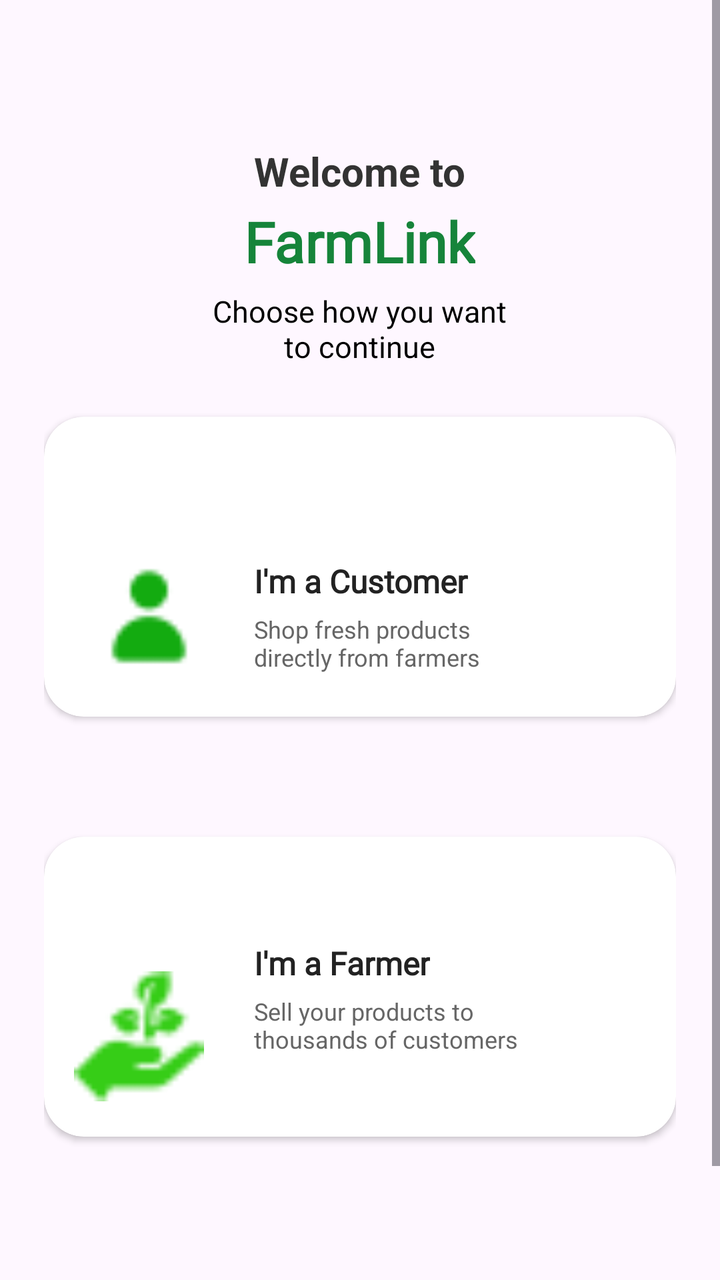
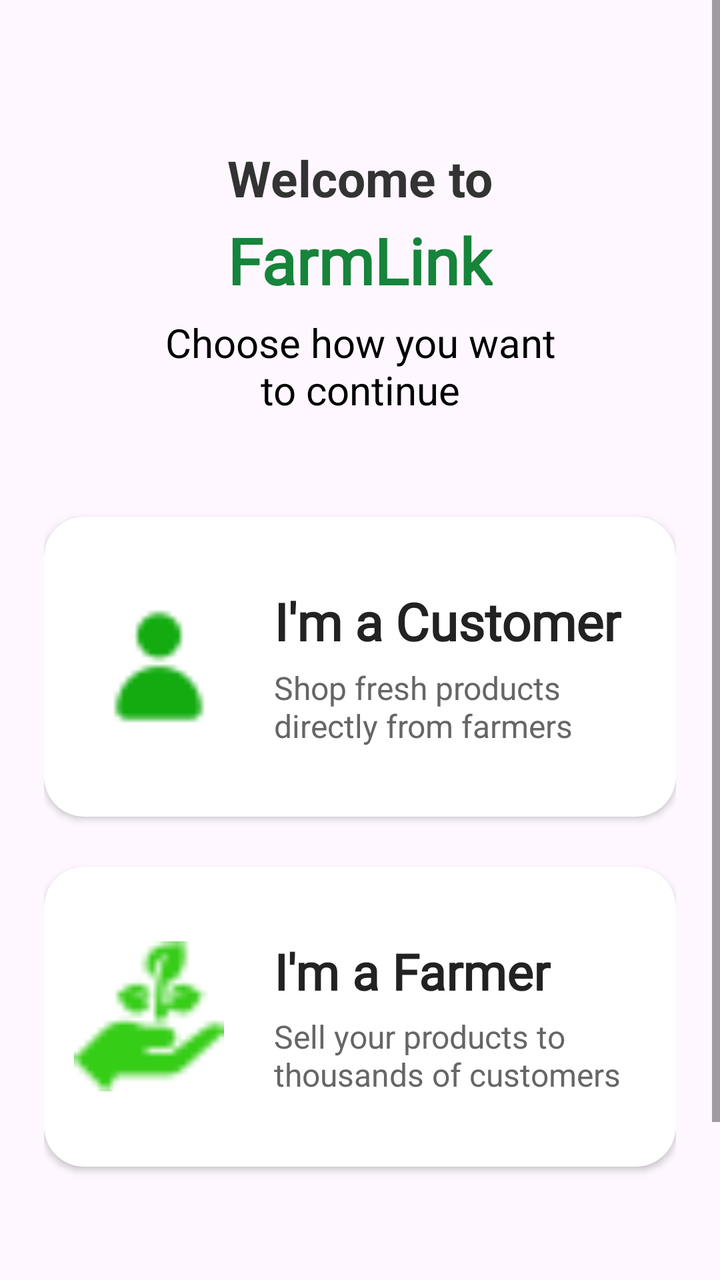

Before-and-after screenshots of an Android layout around one commit, followed by the original layout XML and the change that was made.
<!-- AndroidManifest.xml: application theme Theme.FarmLink -->
<!-- res/layout/activity_role_selection.xml -->
<?xml version="1.0" encoding="utf-8"?>
<ScrollView
    xmlns:android="http://schemas.android.com/apk/res/android"
    xmlns:app="http://schemas.android.com/apk/res-auto"
    xmlns:tools="http://schemas.android.com/tools"
    android:id="@+id/main"
    android:layout_width="match_parent"
    android:layout_height="match_parent"
    tools:context=".role_selection_Activity">

    <LinearLayout
        android:layout_width="match_parent"
        android:layout_height="wrap_content"
        android:orientation="vertical"
        android:padding="22dp"
        android:gravity="center_horizontal">

        <Space
            android:layout_width="match_parent"
            android:layout_height="50dp" />

        <TextView
            android:layout_width="wrap_content"
            android:layout_height="wrap_content"
            android:text="Welcome to"
            android:textSize="20sp"
            android:textStyle="bold"
            android:textColor="#333333" />

        <TextView
            android:layout_width="wrap_content"
            android:layout_height="wrap_content"
            android:text="FarmLink"
            android:fontFamily="@font/abril_fatface"
            android:textSize="28sp"
            android:textStyle="bold"
            android:textColor="#16843A"
            android:layout_marginTop="3dp" />

        <TextView
            android:layout_width="wrap_content"
            android:layout_height="wrap_content"
            android:text="Choose how you want\nto continue"
            android:textSize="15sp"
            android:gravity="center"
            android:textColor="#000000"
            android:layout_marginTop="6dp" />

        <androidx.cardview.widget.CardView
            android:layout_width="match_parent"
            android:layout_height="wrap_content"
            android:id="@+id/cvCustomerCard"
            app:cardCornerRadius="20dp"
            android:elevation="2dp"
            android:padding="15dp"
            android:layout_gravity="center"
            android:layout_marginTop="25dp">

         <LinearLayout
            android:id="@+id/customerCard"
            android:layout_width="match_parent"
            android:layout_height="125dp"
            android:orientation="horizontal"
            android:gravity="center_vertical"
            android:padding="15dp"
             android:layout_gravity="center"
            android:layout_marginTop="25dp">

            <ImageView
                android:layout_width="65dp"
                android:layout_height="65dp"
                android:src="@drawable/custmor"
                android:paddingLeft="10sp"
                android:contentDescription="Customer" />

            <LinearLayout
                android:layout_width="0dp"
                android:layout_height="wrap_content"
                android:layout_weight="1"
                android:orientation="vertical"
                android:paddingStart="25dp">

                <TextView
                    android:layout_width="wrap_content"
                    android:layout_height="wrap_content"
                    android:text="I'm a Customer"
                    android:textSize="16sp"
                    android:textStyle="bold"
                    android:id="@+id/tvCustomerCardText"
                    android:textColor="#222222"
                    android:fontFamily="@font/abril_fatface"
                    />

                <TextView
                    android:layout_width="wrap_content"
                    android:layout_height="wrap_content"
                    android:text="Shop fresh products\ndirectly from farmers"
                    android:textSize="12sp"
                    android:textColor="#666666"
                    android:layout_marginTop="5dp" />



            </LinearLayout>

         </LinearLayout>

        </androidx.cardview.widget.CardView>

        <Space
            android:layout_width="match_parent"
            android:layout_height="35dp" />

        <androidx.cardview.widget.CardView
            android:layout_width="match_parent"
            android:layout_height="wrap_content"
            android:id="@+id/cvFarmerCard"
            app:cardCornerRadius="20dp"
            android:elevation="2dp"
            android:padding="15dp"
            android:layout_gravity="center"
            android:layout_marginTop="25dp">
        <LinearLayout
        android:id="@+id/farmerCard"
        android:layout_width="match_parent"
        android:layout_height="125dp"
        android:orientation="horizontal"
        android:gravity="center_vertical"
        android:padding="15dp"
        android:layout_gravity="center"
        android:layout_marginTop="25dp">

        <ImageView
        android:layout_width="65dp"
        android:layout_height="65dp"
        android:src="@drawable/farmer"
        android:contentDescription="Farmer" />

        <LinearLayout
            android:layout_width="0dp"
            android:layout_height="wrap_content"
            android:layout_weight="1"
            android:orientation="vertical"
            android:paddingStart="25dp">

            <TextView
                android:layout_width="wrap_content"
                android:layout_height="wrap_content"
                android:fontFamily="@font/abril_fatface"
                android:text="I'm a Farmer"
                android:id="@+id/tvFarmerCardText"
                android:textColor="#222222"
                android:textSize="16sp"
                android:textStyle="bold" />

            <TextView
                android:layout_width="wrap_content"
                android:layout_height="wrap_content"
                android:text="Sell your products to\nthousands of customers"
                android:textSize="12sp"
                android:textColor="#666666"
                android:layout_marginTop="5dp" />

            <Space
                android:layout_width="match_parent"
                android:layout_height="55dp" />

            <TextView
                android:layout_width="wrap_content"
                android:layout_height="wrap_content"
                android:text="By continuing, you agree to our"
                android:textSize="11sp"
                android:textColor="#000000" />

            <TextView
                android:layout_width="wrap_content"
                android:layout_height="wrap_content"
                android:text="Terms &amp; Conditions and Privacy Policy"
                android:textSize="11sp"
                android:textStyle="bold"
                android:textColor="#16843A"
                android:layout_marginTop="3dp" />

        </LinearLayout>

    </LinearLayout>
        </androidx.cardview.widget.CardView>

        <Space
            android:layout_width="match_parent"
            android:layout_height="80dp" />

        <TextView
            android:layout_width="wrap_content"
            android:layout_height="wrap_content"
            android:text="By continuing, you agree to our"
            android:textSize="11sp"
            android:textColor="#000000" />

        <TextView
            android:layout_width="wrap_content"
            android:layout_height="wrap_content"
            android:text="Terms &amp; Conditions and Privacy Policy"
            android:textSize="11sp"
            android:textStyle="bold"
            android:textColor="#16843A"
            android:layout_marginTop="3dp" />


</LinearLayout>

</ScrollView>
<!-- resources referenced by this layout -->
<resources>
  <!-- drawable custmor: png bitmap (drawable, 544 bytes) -->
  <!-- drawable farmer: png bitmap (drawable, 892 bytes) -->
  <style name="Theme.FarmLink" parent="Base.Theme.FarmLink" />
  <style name="Base.Theme.FarmLink" parent="Theme.Material3.DayNight.NoActionBar">
          
          
      </style>
</resources>

<!-- the commit's change to res/layout/activity_role_selection.xml (unified diff, before → after) -->
@@ -23,7 +23,7 @@
             android:layout_width="wrap_content"
             android:layout_height="wrap_content"
             android:text="Welcome to"
-            android:textSize="20sp"
+            android:textSize="25sp"
             android:textStyle="bold"
             android:textColor="#333333" />
 
@@ -32,7 +32,7 @@
             android:layout_height="wrap_content"
             android:text="FarmLink"
             android:fontFamily="@font/abril_fatface"
-            android:textSize="28sp"
+            android:textSize="32sp"
             android:textStyle="bold"
             android:textColor="#16843A"
             android:layout_marginTop="3dp" />
@@ -41,98 +41,91 @@
             android:layout_width="wrap_content"
             android:layout_height="wrap_content"
             android:text="Choose how you want\nto continue"
-            android:textSize="15sp"
+            android:textSize="20sp"
             android:gravity="center"
             android:textColor="#000000"
             android:layout_marginTop="6dp" />
 
         <androidx.cardview.widget.CardView
             android:layout_width="match_parent"
-            android:layout_height="wrap_content"
+            android:layout_height="150dp"
             android:id="@+id/cvCustomerCard"
+            app:cardCornerRadius="20dp"
+            android:elevation="2dp"
+            android:padding="15dp"
+            android:layout_gravity="center"
+            android:layout_marginTop="50dp">
+
+            <LinearLayout
+                android:layout_width="match_parent"
+                android:layout_height="match_parent"
+                android:gravity="center"
+                android:orientation="horizontal"
+                android:padding="15dp"
+                >
+
+                <ImageView
+                    android:layout_width="75dp"
+                    android:layout_height="75dp"
+                    android:contentDescription="Customer"
+                    android:paddingLeft="10sp"
+                    android:src="@drawable/custmor" />
+
+                <LinearLayout
+                    android:layout_width="0dp"
+                    android:layout_height="wrap_content"
+                    android:layout_weight="1"
+                    android:orientation="vertical"
+                    android:paddingStart="25dp">
+
+                    <TextView
+                        android:id="@+id/tvCustomerCardText"
+                        android:layout_width="wrap_content"
+                        android:layout_height="wrap_content"
+                        android:fontFamily="@font/abril_fatface"
+                        android:text="I'm a Customer"
+                        android:textColor="#222222"
+                        android:textSize="26sp"
+                        android:textStyle="bold" />
+
+                    <TextView
+                        android:layout_width="wrap_content"
+                        android:layout_height="wrap_content"
+                        android:layout_marginTop="5dp"
+                        android:text="Shop fresh products\ndirectly from farmers"
+                        android:textColor="#666666"
+                        android:textSize="16sp" />
+
+
+                </LinearLayout>
+
+            </LinearLayout>
+
+        </androidx.cardview.widget.CardView>
+
+
+        <androidx.cardview.widget.CardView
+            android:layout_width="match_parent"
+            android:layout_height="150dp"
+            android:id="@+id/cvFarmerCard"
             app:cardCornerRadius="20dp"
             android:elevation="2dp"
             android:padding="15dp"
             android:layout_gravity="center"
             android:layout_marginTop="25dp">
 
-         <LinearLayout
-            android:id="@+id/customerCard"
-            android:layout_width="match_parent"
-            android:layout_height="125dp"
-            android:orientation="horizontal"
-            android:gravity="center_vertical"
-            android:padding="15dp"
-             android:layout_gravity="center"
-            android:layout_marginTop="25dp">
 
-            <ImageView
-                android:layout_width="65dp"
-                android:layout_height="65dp"
-                android:src="@drawable/custmor"
-                android:paddingLeft="10sp"
-                android:contentDescription="Customer" />
-
-            <LinearLayout
-                android:layout_width="0dp"
-                android:layout_height="wrap_content"
-                android:layout_weight="1"
-                android:orientation="vertical"
-                android:paddingStart="25dp">
-
-                <TextView
-                    android:layout_width="wrap_content"
-                    android:layout_height="wrap_content"
-                    android:text="I'm a Customer"
-                    android:textSize="16sp"
-                    android:textStyle="bold"
-                    android:id="@+id/tvCustomerCardText"
-                    android:textColor="#222222"
-                    android:fontFamily="@font/abril_fatface"
-                    />
-
-                <TextView
-                    android:layout_width="wrap_content"
-                    android:layout_height="wrap_content"
-                    android:text="Shop fresh products\ndirectly from farmers"
-                    android:textSize="12sp"
-                    android:textColor="#666666"
-                    android:layout_marginTop="5dp" />
-
-
-
-            </LinearLayout>
-
-         </LinearLayout>
-
-        </androidx.cardview.widget.CardView>
-
-        <Space
-            android:layout_width="match_parent"
-            android:layout_height="35dp" />
-
-        <androidx.cardview.widget.CardView
-            android:layout_width="match_parent"
-            android:layout_height="wrap_content"
-            android:id="@+id/cvFarmerCard"
-            app:cardCornerRadius="20dp"
-            android:elevation="2dp"
-            android:padding="15dp"
-            android:layout_gravity="center"
-            android:layout_marginTop="25dp">
         <LinearLayout
-        android:id="@+id/farmerCard"
         android:layout_width="match_parent"
-        android:layout_height="125dp"
+        android:layout_height="match_parent"
         android:orientation="horizontal"
-        android:gravity="center_vertical"
+        android:gravity="center"
         android:padding="15dp"
-        android:layout_gravity="center"
-        android:layout_marginTop="25dp">
+        >
 
         <ImageView
-        android:layout_width="65dp"
-        android:layout_height="65dp"
+        android:layout_width="75dp"
+        android:layout_height="75dp"
         android:src="@drawable/farmer"
         android:contentDescription="Farmer" />
 
@@ -150,36 +143,17 @@
                 android:text="I'm a Farmer"
                 android:id="@+id/tvFarmerCardText"
                 android:textColor="#222222"
-                android:textSize="16sp"
+                android:textSize="25sp"
                 android:textStyle="bold" />
 
             <TextView
                 android:layout_width="wrap_content"
                 android:layout_height="wrap_content"
                 android:text="Sell your products to\nthousands of customers"
-                android:textSize="12sp"
+                android:textSize="16sp"
                 android:textColor="#666666"
                 android:layout_marginTop="5dp" />
 
-            <Space
-                android:layout_width="match_parent"
-                android:layout_height="55dp" />
-
-            <TextView
-                android:layout_width="wrap_content"
-                android:layout_height="wrap_content"
-                android:text="By continuing, you agree to our"
-                android:textSize="11sp"
-                android:textColor="#000000" />
-
-            <TextView
-                android:layout_width="wrap_content"
-                android:layout_height="wrap_content"
-                android:text="Terms &amp; Conditions and Privacy Policy"
-                android:textSize="11sp"
-                android:textStyle="bold"
-                android:textColor="#16843A"
-                android:layout_marginTop="3dp" />
 
         </LinearLayout>
 
@@ -194,14 +168,14 @@
             android:layout_width="wrap_content"
             android:layout_height="wrap_content"
             android:text="By continuing, you agree to our"
-            android:textSize="11sp"
+            android:textSize="16sp"
             android:textColor="#000000" />
 
         <TextView
             android:layout_width="wrap_content"
             android:layout_height="wrap_content"
-            android:text="Terms &amp; Conditions and Privacy Policy"
-            android:textSize="11sp"
+            android:text="Terms and Conditions and Privacy Policy"
+            android:textSize="15sp"
             android:textStyle="bold"
             android:textColor="#16843A"
             android:layout_marginTop="3dp" />
